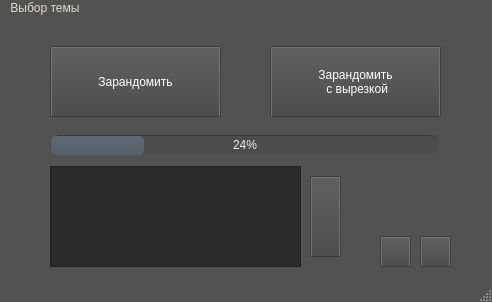
Qt form ui/mainWindow.ui (MichelleWhitee/cardRandomizer_TableTopCreator) before a commit.
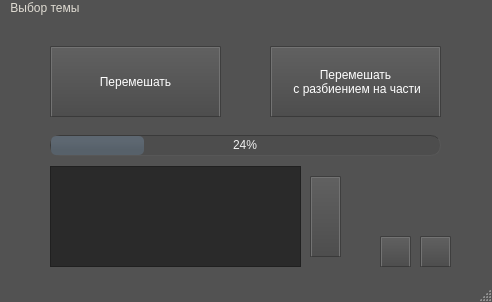
The same form after that commit. Icons and pictures are not drawn.

```diff
--- a/ui/mainWindow.ui
+++ b/ui/mainWindow.ui
@@ -229,7 +229,7 @@
      <string notr="true"/>
     </property>
     <property name="text">
-     <string>Зарандомить</string>
+     <string>Перемешать</string>
     </property>
    </widget>
    <widget class="QProgressBar" name="progressBar">
@@ -255,8 +255,8 @@
      </rect>
     </property>
     <property name="text">
-     <string>Зарандомить 
- с вырезкой</string>
+     <string>Перемешать 
+ с разбиением на части</string>
     </property>
     <property name="flat">
      <bool>false</bool>
```
Left out of the diff: 2 changed lines with no effect on the pictures.
